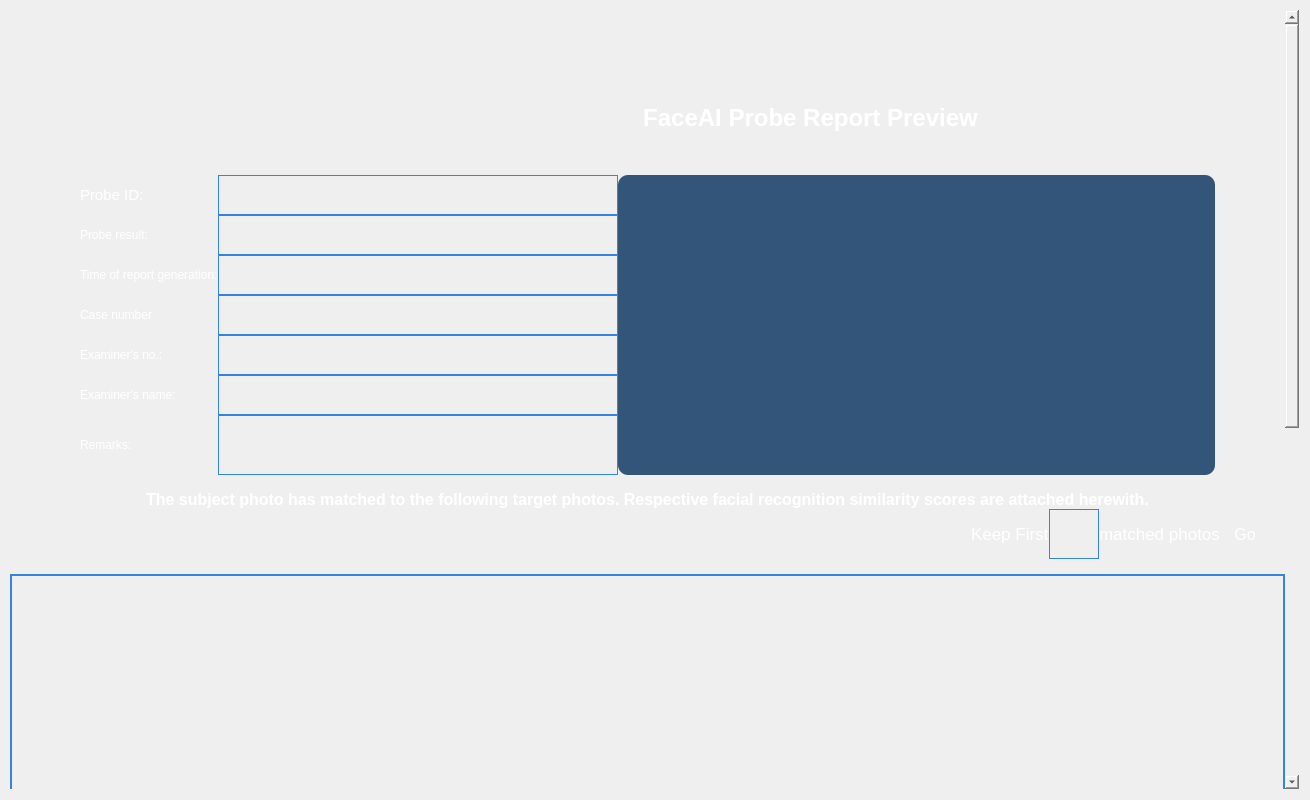
This is forms/Page_5.ui in apollo-k22/FaceAI-Product as Qt 5 draws it before an edit. The edited form follows.
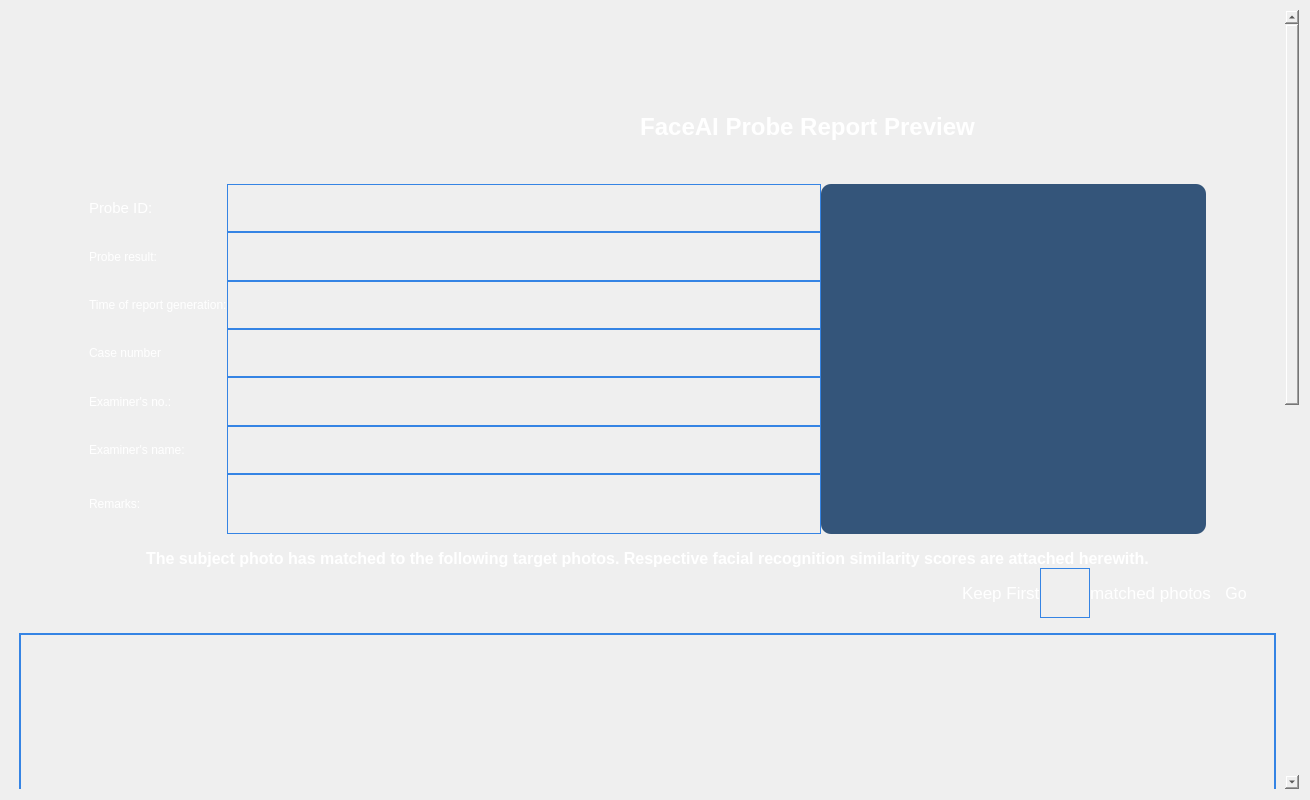
This is the edited form. Icons and pictures are not drawn.

The edit to the form file:
```diff
--- a/forms/Page_5.ui
+++ b/forms/Page_5.ui
@@ -39,26 +39,30 @@
       <property name="geometry">
        <rect>
         <x>0</x>
-        <y>0</y>
+        <y>-722</y>
         <width>1274</width>
-        <height>1555</height>
+        <height>1592</height>
        </rect>
       </property>
+      <property name="styleSheet">
+       <string notr="true">background:transparent;
+</string>
+      </property>
       <layout class="QVBoxLayout" name="verticalLayout_3" stretch="0">
        <property name="spacing">
         <number>0</number>
        </property>
        <property name="leftMargin">
-        <number>0</number>
+        <number>9</number>
        </property>
        <property name="topMargin">
-        <number>0</number>
+        <number>9</number>
        </property>
        <property name="rightMargin">
-        <number>0</number>
+        <number>9</number>
        </property>
        <property name="bottomMargin">
-        <number>0</number>
+        <number>9</number>
        </property>
        <item>
         <layout class="QVBoxLayout" name="verticalLayout_8">
@@ -353,7 +357,7 @@
                    </property>
                    <property name="minimumSize">
                     <size>
-                     <width>400</width>
+                     <width>594</width>
                      <height>40</height>
                     </size>
                    </property>
@@ -581,7 +585,7 @@
                    </property>
                    <property name="minimumSize">
                     <size>
-                     <width>0</width>
+                     <width>594</width>
                      <height>40</height>
                     </size>
                    </property>
@@ -611,8 +615,8 @@
                  </property>
                  <property name="minimumSize">
                   <size>
-                   <width>500</width>
-                   <height>0</height>
+                   <width>350</width>
+                   <height>350</height>
                   </size>
                  </property>
                  <property name="maximumSize">
@@ -826,7 +830,7 @@
              <rect>
               <x>0</x>
               <y>0</y>
-              <width>1270</width>
+              <width>1252</width>
               <height>398</height>
              </rect>
             </property>
@@ -869,6 +873,9 @@
            <property name="spacing">
             <number>10</number>
            </property>
+           <property name="topMargin">
+            <number>20</number>
+           </property>
            <item>
             <widget class="QLabel" name="label_49">
              <property name="font">
@@ -924,7 +931,7 @@
                <rect>
                 <x>0</x>
                 <y>0</y>
-                <width>1270</width>
+                <width>1252</width>
                 <height>300</height>
                </rect>
               </property>
```
